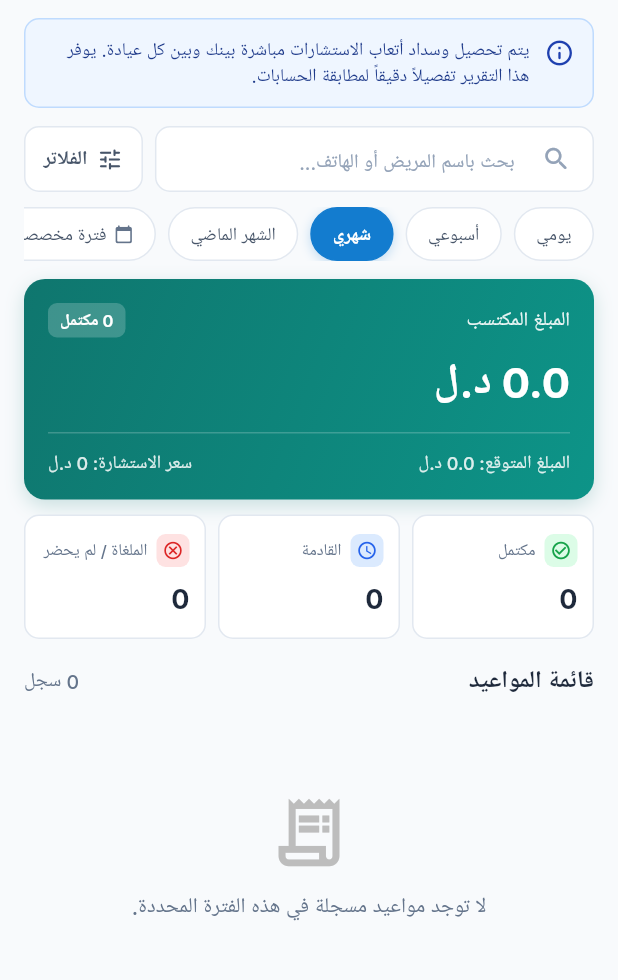
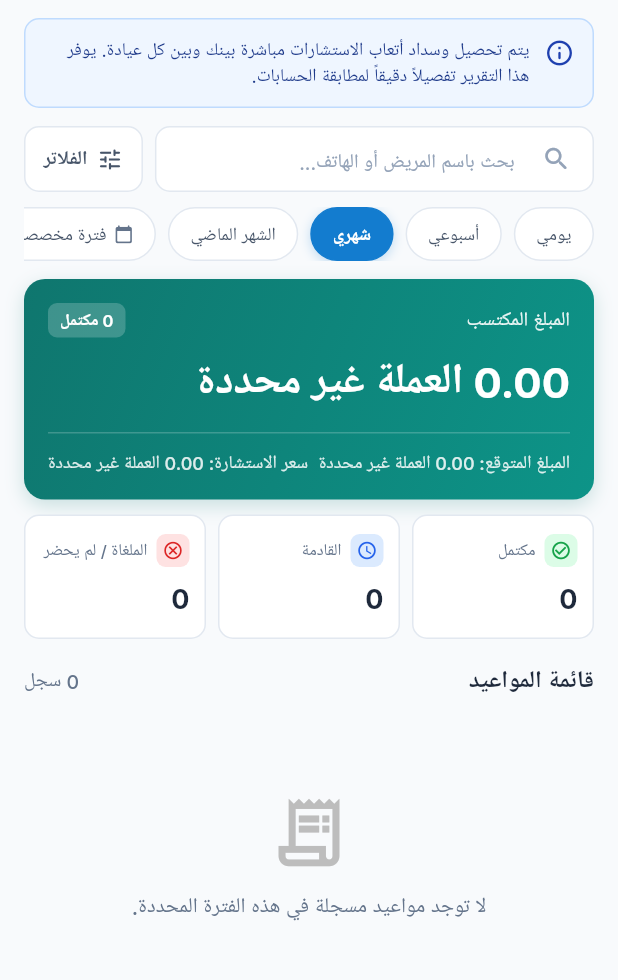
Before and after one commit to Mohosin075/app-nabeelaljirbi, a Flutter app: the DoctorReconciliationScreen screen opened directly, on a phone screen of 412 x 824 dp, the part 84-1064 px from its top. Run offline on Flutter 3.47's test engine with Material 3 defaults, Android fonts, the phone set to English and light mode, and no system bars; our stand-ins replace cached_network_image, carousel_slider, firebase_core, firebase_messaging, flutter_cache_manager, flutter_dotenv and 14 more; missing offline and left inert: flutter_stripe; accounts and stored records are empty; network calls fail; project files that could hold a hidden picture were left out.

Commit message:
feat: add core utilities, localization strings, and clinic doctor details screen components

```diff
--- a/lib/core/localization/language_strings.dart
+++ b/lib/core/localization/language_strings.dart
@@ -4,6 +4,9 @@ class AppLanguages extends Translations {
   @override
   Map<String, Map<String, String>> get keys => {
     'en_US': {
+      'currency_unspecified': 'Currency unspecified',
+      'see_country_totals': 'See country totals',
+      'historical_country_unspecified': 'Historical country unspecified',
       'General': 'General',
       'language': 'Language',
       'select_language': 'Select Language',
@@ -1425,6 +1428,9 @@ class AppLanguages extends Translations {
       'qualification_number': 'Qualification #',
     },
     'ar_SA': {
+      'currency_unspecified': 'العملة غير محددة',
+      'see_country_totals': 'راجع إجماليات الدول',
+      'historical_country_unspecified': 'دولة السجل السابق غير محددة',
       'General': 'طب عام',
       'language': 'اللغة',
       'select_language': 'اختر اللغة',
--- a/lib/core/utils/currency_util.dart
+++ b/lib/core/utils/currency_util.dart
@@ -5,7 +5,7 @@ import 'package:nabeelaljirbi_app/feature/patient/profile/controller/patient_pro
 
 class CurrencyUtil {
   /// Returns the currency symbol for the given country.
-  /// Defaults to Libya's currency if the country is not recognized.
+  /// Historical records without a country retain an unspecified currency.
   static String getCurrencySymbol(String country) {
     switch (country.toLowerCase()) {
       case 'libya':
@@ -18,7 +18,7 @@ class CurrencyUtil {
       case 'egypt':
         return 'currency_egypt'.tr; // Egyptian Pound
       default:
-        return 'currency_libya'.tr; // Default to Libya
+        return 'currency_unspecified'.tr;
     }
   }
 
--- a/lib/feature/clinic/home/model/booking_history_model.dart
+++ b/lib/feature/clinic/home/model/booking_history_model.dart
@@ -1,3 +1,4 @@
+import 'package:nabeelaljirbi_app/core/utils/clinic_time.dart';
 import 'package:nabeelaljirbi_app/feature/clinic/home/model/appointment_model.dart';
 
 class BookingHistoryResponse {
@@ -179,10 +180,7 @@ class BookingItem {
 
   String _formatTimeRange() {
     if (startTime == null) return '';
-    // Handle time format like "10:51.000Z"
-    final start = startTime!.replaceAll('.000Z', '');
-    final end = endTime?.replaceAll('.000Z', '') ?? '';
-    return '$start - $end';
+    return '${formatClinicTime(startTime)} - ${formatClinicTime(endTime)}';
   }
 
   String _formatDate() {
--- a/lib/feature/common/operations/history_reports_screen.dart
+++ b/lib/feature/common/operations/history_reports_screen.dart
@@ -279,7 +279,7 @@ class _HistoryReportsScreenState extends State<HistoryReportsScreen> {
                                 fontWeight: FontWeight.bold,
                               ),
                             ),
-                            Text('${r['complaintNumber']} · ${r['status']}'),
+                            Text('${r['complaintNumber']} · ${phaseRecordStatus(r['status'])}'),
                             Text('${r['description']}'),
                             if (r['resolution'] != null)
                               Text(
--- a/lib/feature/common/operations/payout_screen.dart
+++ b/lib/feature/common/operations/payout_screen.dart
@@ -403,7 +403,7 @@ class _PayoutScreenState extends State<PayoutScreen> {
                   crossAxisAlignment: CrossAxisAlignment.start,
                   children: [
                     Text(
-                      '${r['amount']} · ${r['status'] == 'COMPLETED' ? phaseText('PAID', 'مدفوع') : r['status']}',
+                      '${r['amount']} · ${phaseRecordStatus(r['status'])}',
                       style: const TextStyle(fontWeight: FontWeight.bold),
                     ),
                     Text(
--- a/lib/feature/common/operations/profile_changes_screen.dart
+++ b/lib/feature/common/operations/profile_changes_screen.dart
@@ -243,7 +243,7 @@ class _ProfileChangesScreenState extends State<ProfileChangesScreen> {
                   crossAxisAlignment: CrossAxisAlignment.start,
                   children: [
                     Text(
-                      '${r['status']} · ${r['createdAt'].toString().substring(0, 10)}',
+                      '${phaseRecordStatus(r['status'])} · ${r['createdAt'].toString().substring(0, 10)}',
                       style: const TextStyle(fontWeight: FontWeight.bold),
                     ),
                     Text('${r['reason'] ?? ''}'),
--- a/lib/feature/common/operations/receptionists_screen.dart
+++ b/lib/feature/common/operations/receptionists_screen.dart
@@ -126,7 +126,7 @@ class _ReceptionistsScreenState extends State<ReceptionistsScreen> {
                       style: const TextStyle(fontWeight: FontWeight.bold),
                     ),
                     Text(
-                      '${s['user']['email']}\n${s['user']['phoneNumber']} · ${s['user']['status']}',
+                      '${s['user']['email']}\n${s['user']['phoneNumber']} · ${phaseRecordStatus(s['user']['status'])}',
                     ),
                     TextButton(
                       onPressed: busy
--- a/lib/feature/doctor/profile/view/doctor_clinic_info_screen.dart
+++ b/lib/feature/doctor/profile/view/doctor_clinic_info_screen.dart
@@ -88,7 +88,7 @@ class DoctorClinicInfoScreen extends StatelessWidget {
                         )
                       : const Icon(Icons.local_hospital),
                   title: Text(link.clinic?.clinicName ?? ''),
-                  subtitle: Text(link.clinic?.location ?? ''),
+                  subtitle: Text(link.clinic?.location ?? '', maxLines: 2, overflow: TextOverflow.ellipsis),
                   trailing: TextButton(
                     onPressed: profileController.leavingClinic.value || link.clinicId == null
                         ? null
--- a/lib/feature/doctor/reports/model/doctor_reconciliation_model.dart
+++ b/lib/feature/doctor/reports/model/doctor_reconciliation_model.dart
@@ -69,8 +69,11 @@ class ReconciliationSummary {
   final int noShowAppointments;
   final int pendingAppointments;
   final double consultFeePerSession;
-  final double totalEarnedAmount;
-  final double totalPotentialAmount;
+  final double? totalEarnedAmount;
+  final double? totalPotentialAmount;
+  final String? currency;
+  final String? consultFeeCurrency;
+  final List<ReconciliationCountryTotal> byCountry;
 
   ReconciliationSummary({
     this.totalAppointments = 0,
@@ -82,6 +85,9 @@ class ReconciliationSummary {
     this.consultFeePerSession = 0.0,
     this.totalEarnedAmount = 0.0,
     this.totalPotentialAmount = 0.0,
+    this.currency,
+    this.consultFeeCurrency,
+    this.byCountry = const [],
   });
 
   factory ReconciliationSummary.fromJson(Map<String, dynamic> json) {
@@ -93,10 +99,28 @@ class ReconciliationSummary {
       noShowAppointments: json['noShowAppointments'] as int? ?? 0,
       pendingAppointments: json['pendingAppointments'] as int? ?? 0,
       consultFeePerSession: (json['consultFeePerSession'] as num?)?.toDouble() ?? 0.0,
-      totalEarnedAmount: (json['totalEarnedAmount'] as num?)?.toDouble() ?? 0.0,
-      totalPotentialAmount: (json['totalPotentialAmount'] as num?)?.toDouble() ?? 0.0,
+      totalEarnedAmount: (json['totalEarnedAmount'] as num?)?.toDouble(),
+      totalPotentialAmount: (json['totalPotentialAmount'] as num?)?.toDouble(),
+      currency: json['currency'] as String?,
+      consultFeeCurrency: json['consultFeeCurrency'] as String?,
+      byCountry: (json['byCountry'] as List? ?? [])
+          .map((row) => ReconciliationCountryTotal.fromJson(row))
+          .toList(),
     );
   }
+}
+
+class ReconciliationCountryTotal {
+  final String country;
+  final String currency;
+  final double totalEarnedAmount;
+  final double totalPotentialAmount;
+
+  ReconciliationCountryTotal.fromJson(Map<String, dynamic> json)
+      : country = json['country'] as String? ?? 'HISTORICAL_UNSPECIFIED',
+        currency = json['currency'] as String? ?? 'Unspecified',
+        totalEarnedAmount = (json['totalEarnedAmount'] as num?)?.toDouble() ?? 0,
+        totalPotentialAmount = (json['totalPotentialAmount'] as num?)?.toDouble() ?? 0;
 }
 
 class AvailableClinic {
@@ -123,6 +147,7 @@ class AvailableClinic {
 }
 
 class ClinicBreakdownItem {
+  final String? currency;
   final String clinicId;
   final String clinicName;
   final String? logo;
@@ -131,6 +156,7 @@ class ClinicBreakdownItem {
   final double totalAmount;
 
   ClinicBreakdownItem({
+    this.currency,
     required this.clinicId,
     required this.clinicName,
     this.logo,
@@ -141,6 +167,7 @@ class ClinicBreakdownItem {
 
   factory ClinicBreakdownItem.fromJson(Map<String, dynamic> json) {
     return ClinicBreakdownItem(
+      currency: json['currency'] as String?,
       clinicId: json['clinicId'] as String? ?? '',
       clinicName: json['clinicName'] as String? ?? '',
       logo: json['logo'] as String?,
@@ -198,6 +225,8 @@ class ReconciliationMeta {
 }
 
 class ReconciliationAppointment {
+  final String? feeCountry;
+  final String? displayStatus;
   final String id;
   final int serialNumber;
   final DateTime? consultDate;
@@ -210,6 +239,8 @@ class ReconciliationAppointment {
   final DateTime? createdAt;
 
   ReconciliationAppointment({
+    this.feeCountry,
+    this.displayStatus,
     required this.id,
     this.serialNumber = 0,
     this.consultDate,
@@ -224,6 +255,8 @@ class ReconciliationAppointment {
 
   factory ReconciliationAppointment.fromJson(Map<String, dynamic> json) {
     return ReconciliationAppointment(
+      feeCountry: json['feeCountry'] as String?,
+      displayStatus: json['displayStatus'] as String?,
       id: json['id'] as String? ?? '',
       serialNumber: json['serialNumber'] as int? ?? 0,
       consultDate: json['consultDate'] != null
--- a/lib/feature/doctor/reports/view/doctor_reconciliation_screen.dart
+++ b/lib/feature/doctor/reports/view/doctor_reconciliation_screen.dart
@@ -1,3 +1,5 @@
+import 'package:nabeelaljirbi_app/feature/common/operations/phase_one_api.dart';
+import 'package:nabeelaljirbi_app/core/utils/clinic_time.dart';
 import 'package:flutter/material.dart';
 import 'package:nabeelaljirbi_app/feature/common/operations/report_share.dart';
 import 'package:flutter_svg/flutter_svg.dart';
@@ -975,17 +977,24 @@ class DoctorReconciliationScreen extends StatelessWidget {
   Widget _buildSummaryCards(DoctorReconciliationController controller) {
     return Obx(() {
       final summary = controller.reconciliationData.value?.summary;
-      final earned = summary?.totalEarnedAmount ?? 0.0;
-      final potential = summary?.totalPotentialAmount ?? 0.0;
+      final earned = summary == null ? 0.0 : summary.totalEarnedAmount;
+      final potential = summary == null ? 0.0 : summary.totalPotentialAmount;
       final completed = summary?.completedAppointments ?? 0;
       final confirmed = summary?.confirmedAppointments ?? 0;
       final cancelled = summary?.cancelledAppointments ?? 0;
       final noShow = summary?.noShowAppointments ?? 0;
       final feeRate = summary?.consultFeePerSession ?? 0.0;
-      final currency = CurrencyUtil.getUserCurrencySymbol();
+      final currency = summary?.currency == null || summary?.currency == 'Unspecified' ? 'currency_unspecified'.tr : summary!.currency!;
+      final rateCurrency = summary?.consultFeeCurrency == null || summary?.consultFeeCurrency == 'Unspecified' ? 'currency_unspecified'.tr : summary!.consultFeeCurrency!;
 
       return Column(
         children: [
+          for (final total in summary?.byCountry ?? <ReconciliationCountryTotal>[])
+            ListTile(
+              contentPadding: EdgeInsets.zero,
+              title: Text(total.country == 'HISTORICAL_UNSPECIFIED' ? 'historical_country_unspecified'.tr : total.country.toLowerCase().tr),
+              subtitle: Text('${total.totalEarnedAmount.toStringAsFixed(2)} ${total.currency == 'Unspecified' ? 'currency_unspecified'.tr : total.currency}'),
+            ),
           // Primary Revenue Card
           Container(
             width: double.infinity,
@@ -1041,7 +1050,7 @@ class DoctorReconciliationScreen extends StatelessWidget {
                 ),
                 const SizedBox(height: 8),
                 Text(
-                  '${earned.toStringAsFixed(1)} $currency',
+                  earned == null ? 'see_country_totals'.tr : '${earned.toStringAsFixed(2)} $currency',
                   style: globalTextStyle(
                     fontSize: 28,
                     fontWeight: FontWeight.w700,
@@ -1055,7 +1064,7 @@ class DoctorReconciliationScreen extends StatelessWidget {
                   mainAxisAlignment: MainAxisAlignment.spaceBetween,
                   children: [
                     Text(
-                      '${'potential_amount'.tr}: ${potential.toStringAsFixed(1)} $currency',
+                      '${'potential_amount'.tr}: ${potential == null ? 'see_country_totals'.tr : potential.toStringAsFixed(2) + ' ' + currency}',
                       style: globalTextStyle(
                         fontSize: 12,
                         fontWeight: FontWeight.w500,
@@ -1063,7 +1072,7 @@ class DoctorReconciliationScreen extends StatelessWidget {
                       ),
                     ),
                     Text(
-                      '${'consult_fee_rate'.tr}: ${feeRate.toStringAsFixed(0)} $currency',
+                      '${'consult_fee_rate'.tr}: ${feeRate.toStringAsFixed(2)} $rateCurrency',
                       style: globalTextStyle(
                         fontSize: 12,
                         fontWeight: FontWeight.w500,
@@ -1237,7 +1246,7 @@ class DoctorReconciliationScreen extends StatelessWidget {
                       ),
                     ),
                     Text(
-                      '${item.totalAmount.toStringAsFixed(1)} $currency',
+                      '${item.totalAmount.toStringAsFixed(2)} ${item.currency == null || item.currency == 'Unspecified' ? 'currency_unspecified'.tr : item.currency}',
                       style: globalTextStyle(
                         fontSize: 13,
                         fontWeight: FontWeight.w700,
@@ -1255,12 +1264,12 @@ class DoctorReconciliationScreen extends StatelessWidget {
   }
 
   Widget _buildAppointmentCard(ReconciliationAppointment item) {
-    final currency = CurrencyUtil.getUserCurrencySymbol();
+    final currency = CurrencyUtil.getCurrencySymbol(item.feeCountry ?? '');
     final dateStr = item.consultDate != null
         ? DateFormat('EEE, MMM dd, yyyy').format(item.consultDate!)
         : '';
     final timeStr = item.startTime != null
-        ? '${item.startTime} - ${item.endTime}'
+        ? '${formatClinicTime(item.startTime)} - ${formatClinicTime(item.endTime)}'
         : '';
 
     Color statusColor;
@@ -1295,6 +1304,8 @@ class DoctorReconciliationScreen extends StatelessWidget {
         statusBgColor = const Color(0xffF1F5F9);
         statusText = item.status;
     }
+
+    statusText = phaseBookingStatus(item.displayStatus ?? item.status);
 
     return Container(
       margin: const EdgeInsets.only(bottom: 10),
```
Also changed, not shown: lib/core/utils/clinic_time.dart (added, +14 -0 lines), lib/feature/clinic/doctors/view/clinic_doctor_details_screen.dart (+2 -20 lines), lib/feature/common/operations/phase_one_api.dart (+18 -0 lines), lib/feature/doctor/appointment/view/doctor_appointment_screen.dart (+2 -25 lines), lib/feature/doctor/home/view/doctor_home_screen.dart (+2 -10 lines), lib/feature/patient/appointment/view/my_appointment_screen.dart (+2 -24 lines), lib/feature/patient/booking/controller/booking_controller.dart (+2 -14 lines), lib/feature/patient/doctor_details/view/doctor_details_screen.dart (+2 -24 lines), lib/feature/patient/doctor_details/widget/doctor_timings_bottom_sheet.dart (+2 -25 lines).
